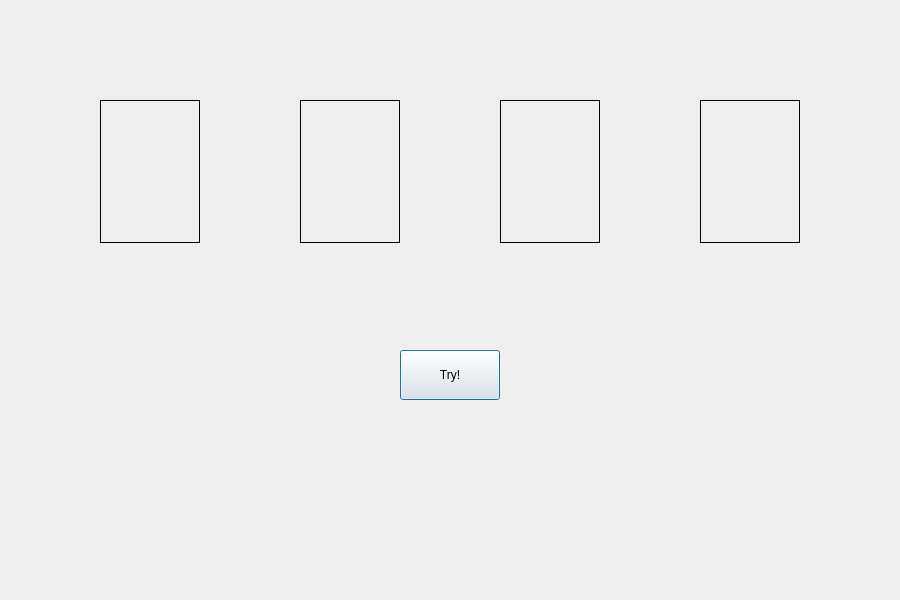
Qt form hit_and_blow.ui (EzikialDaun/hit-and-blow) before a commit.
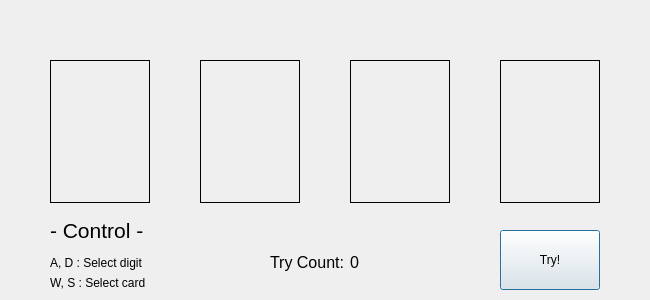
The same form after that commit.

Commit message: 1. UI 개선 2. 게임 조작법 설명 추가

Patch:
```diff
--- a/hit_and_blow.ui
+++ b/hit_and_blow.ui
@@ -6,8 +6,8 @@
    <rect>
     <x>0</x>
     <y>0</y>
-    <width>900</width>
-    <height>600</height>
+    <width>650</width>
+    <height>300</height>
    </rect>
   </property>
   <property name="windowTitle">
@@ -16,8 +16,8 @@
   <widget class="QLabel" name="digit_0">
    <property name="geometry">
     <rect>
-     <x>100</x>
-     <y>100</y>
+     <x>50</x>
+     <y>60</y>
      <width>100</width>
      <height>143</height>
     </rect>
@@ -32,8 +32,8 @@
   <widget class="QLabel" name="digit_1">
    <property name="geometry">
     <rect>
-     <x>300</x>
-     <y>100</y>
+     <x>200</x>
+     <y>60</y>
      <width>100</width>
      <height>143</height>
     </rect>
@@ -48,8 +48,8 @@
   <widget class="QLabel" name="digit_2">
    <property name="geometry">
     <rect>
-     <x>500</x>
-     <y>100</y>
+     <x>350</x>
+     <y>60</y>
      <width>100</width>
      <height>143</height>
     </rect>
@@ -64,8 +64,8 @@
   <widget class="QLabel" name="digit_3">
    <property name="geometry">
     <rect>
-     <x>700</x>
-     <y>100</y>
+     <x>500</x>
+     <y>60</y>
      <width>100</width>
      <height>143</height>
     </rect>
@@ -80,8 +80,8 @@
   <widget class="QLabel" name="arrow_down">
    <property name="geometry">
     <rect>
-     <x>110</x>
-     <y>20</y>
+     <x>60</x>
+     <y>0</y>
      <width>80</width>
      <height>80</height>
     </rect>
@@ -93,16 +93,103 @@
   <widget class="QPushButton" name="btn_try">
    <property name="geometry">
     <rect>
-     <x>400</x>
-     <y>350</y>
+     <x>500</x>
+     <y>230</y>
      <width>100</width>
-     <height>50</height>
+     <height>60</height>
     </rect>
    </property>
    <property name="text">
     <string>Try!</string>
    </property>
   </widget>
+  <widget class="QLabel" name="label">
+   <property name="geometry">
+    <rect>
+     <x>50</x>
+     <y>210</y>
+     <width>150</width>
+     <height>40</height>
+    </rect>
+   </property>
+   <property name="font">
+    <font>
+     <family>Arial</family>
+     <pointsize>16</pointsize>
+    </font>
+   </property>
+   <property name="text">
+    <string>- Control -</string>
+   </property>
+  </widget>
+  <widget class="QLabel" name="label_2">
+   <property name="geometry">
+    <rect>
+     <x>50</x>
+     <y>250</y>
+     <width>150</width>
+     <height>25</height>
+    </rect>
+   </property>
+   <property name="text">
+    <string>A, D : Select digit</string>
+   </property>
+  </widget>
+  <widget class="QLabel" name="label_3">
+   <property name="geometry">
+    <rect>
+     <x>50</x>
+     <y>270</y>
+     <width>150</width>
+     <height>25</height>
+    </rect>
+   </property>
+   <property name="text">
+    <string>W, S : Select card</string>
+   </property>
+  </widget>
+  <widget class="QLabel" name="label_4">
+   <property name="geometry">
+    <rect>
+     <x>270</x>
+     <y>250</y>
+     <width>80</width>
+     <height>25</height>
+    </rect>
+   </property>
+   <property name="font">
+    <font>
+     <family>Arial</family>
+     <pointsize>12</pointsize>
+     <weight>50</weight>
+     <bold>false</bold>
+    </font>
+   </property>
+   <property name="text">
+    <string>Try Count:</string>
+   </property>
+  </widget>
+  <widget class="QLabel" name="txt_try_count">
+   <property name="geometry">
+    <rect>
+     <x>350</x>
+     <y>250</y>
+     <width>60</width>
+     <height>25</height>
+    </rect>
+   </property>
+   <property name="font">
+    <font>
+     <family>Arial</family>
+     <pointsize>12</pointsize>
+     <weight>50</weight>
+     <bold>false</bold>
+    </font>
+   </property>
+   <property name="text">
+    <string>0</string>
+   </property>
+  </widget>
  </widget>
  <resources/>
  <connections/>
```
The commit also changes 1 other file.
